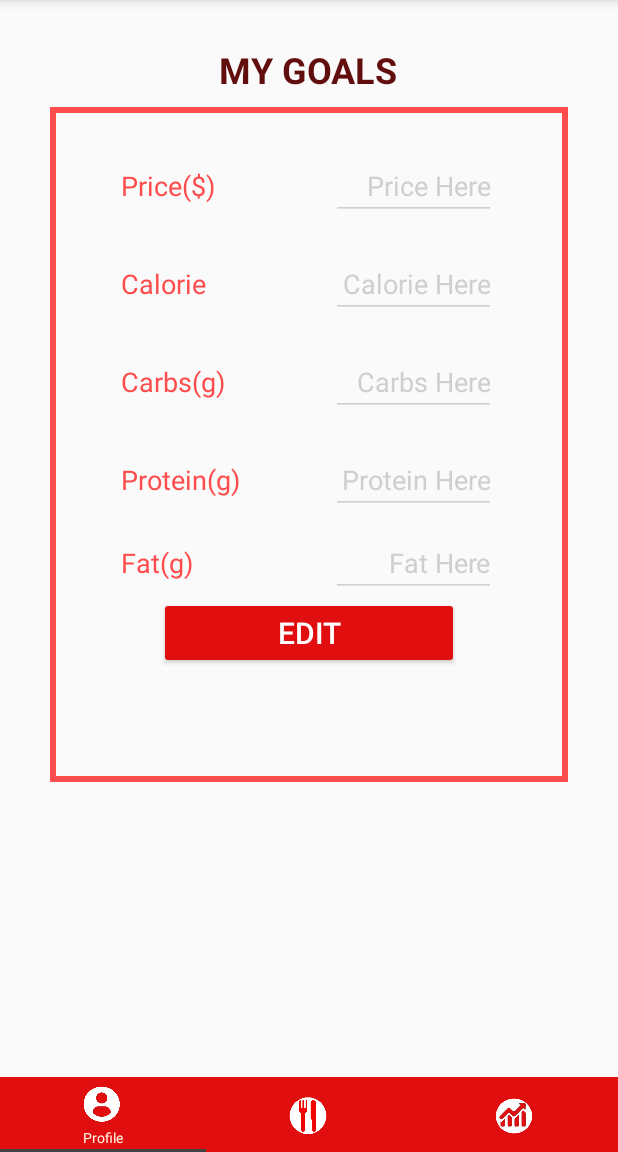
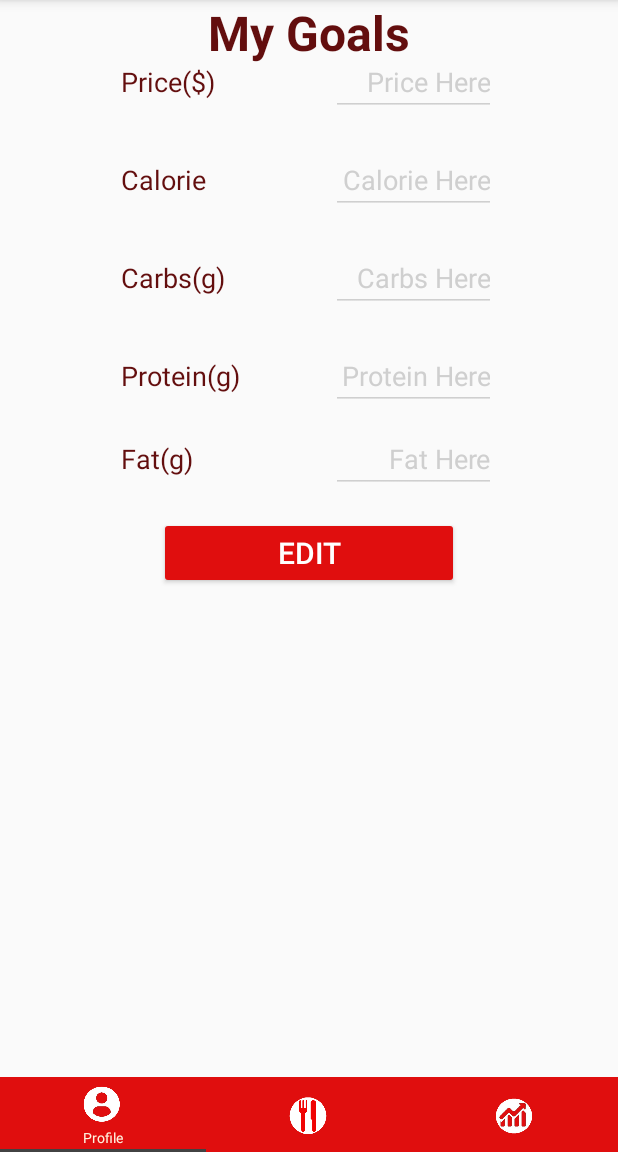
Before and after one commit to YasuChiba/LEET, an Android app: the screen it shows after launch once a user with an empty profile is signed in (MainActivity), in the options menu, after a tap on "Profile", on a phone screen of 412 x 824 dp, the part 84-1236 px from its top. Run offline under Robolectric (Android 15) with nearby library versions, the phone set to English and light mode, and no system bars; our stand-ins replace Firebase (no records; nobody signed in at launch, a user with empty details on screens opened directly); 19 statements that could not run were skipped.

Commit message:
Updated profile page UI, added discard changes buttons, added email functionality

```diff
--- a/app/src/main/java/com/leet/leet/screen/profile/controller/ProfileFragment.java
+++ b/app/src/main/java/com/leet/leet/screen/profile/controller/ProfileFragment.java
@@ -83,6 +83,7 @@ public class ProfileFragment extends Fragment implements ProfileViewInterface.Pr
                 return super.onOptionsItemSelected(item);
         }
     }
+
     private void updateMenuTitles(MenuItem edit) {
         if (inProfile) {
             edit.setTitle(R.string.editProfile);
@@ -119,4 +120,23 @@ public class ProfileFragment extends Fragment implements ProfileViewInterface.Pr
             }
         });
     }
+    @Override
+    public void discardGoalChanges() {
+        mModel.getUserData(new FirebaseDBCallaback<UserProfileEntity>() {
+            @Override
+            public void getData(UserProfileEntity data) {
+                mView.setUserGoalDefaults(data.getGoals());
+            }
+        });
+    }
+
+    @Override
+    public void discardProfileChanges() {
+        mModel.getUserData(new FirebaseDBCallaback<UserProfileEntity>() {
+            @Override
+            public void getData(UserProfileEntity data) {
+                mView.setUserInfoDefaults(data.getInfo());
+            }
+        });
+    }
 }
--- a/app/src/main/java/com/leet/leet/screen/profile/view/ProfileView.java
+++ b/app/src/main/java/com/leet/leet/screen/profile/view/ProfileView.java
@@ -16,12 +16,15 @@ import android.widget.ArrayAdapter;
 import android.widget.EditText;
 
 import android.widget.Button;
+import android.widget.ImageButton;
 import android.widget.Spinner;
+import android.widget.TextView;
 import android.widget.ViewSwitcher;
 
 
 import com.leet.leet.R;
 import com.leet.leet.common.ContextManager;
+import com.leet.leet.utils.authentication.FirebaseAuthManager;
 import com.leet.leet.utils.database.entities.user.UserGoalEntity;
 import com.leet.leet.utils.database.entities.user.UserInfoEntity;
 import com.leet.leet.utils.database.entities.user.UserProfileEntity;
@@ -36,7 +39,7 @@ public class ProfileView implements ProfileViewInterface, View.OnClickListener{
     EditText carbs;
     EditText protein;
     EditText fat;
-    EditText email;
+    TextView email;
     EditText name;
     EditText age;
     Spinner gender;
@@ -51,6 +54,7 @@ public class ProfileView implements ProfileViewInterface, View.OnClickListener{
 
     Button goals_save, acc_save, Recommended, delete;
     ViewSwitcher goals_to_acc_vs;
+    ImageButton cancel_info, cancel_goals;
 
 
 
@@ -72,7 +76,7 @@ public class ProfileView implements ProfileViewInterface, View.OnClickListener{
 
         fat = ((EditText)this.getRootView().findViewById(R.id.Fat));
 
-        email = ((EditText)this.getRootView().findViewById(R.id.Email));
+        email = this.getRootView().findViewById(R.id.Email);
         name = ((EditText)this.getRootView().findViewById(R.id.Name));
         age = ((EditText)this.getRootView().findViewById(R.id.Age));
 
@@ -86,6 +90,11 @@ public class ProfileView implements ProfileViewInterface, View.OnClickListener{
         acc_save.setOnClickListener(this);
         delete = (Button)this.getRootView().findViewById(R.id.Delete);
         delete.setOnClickListener(this);
+        cancel_info = this.getRootView().findViewById(R.id.cancel_info);
+        cancel_goals = this.getRootView().findViewById(R.id.cancel_goals);
+        cancel_info.setOnClickListener(this);
+        cancel_goals.setOnClickListener(this);
+
 
         // Set up profile page viewswitchers
         goals_to_acc_vs = (ViewSwitcher) this.getRootView().findViewById(R.id.goals_to_acc_vs);
@@ -109,7 +118,7 @@ public class ProfileView implements ProfileViewInterface, View.OnClickListener{
     }
 
     public void setUserInfoDefaults(UserInfoEntity acc_info) {
-        email.setText((acc_info.getEmail()));
+        email.setText(FirebaseAuthManager.getEmail());
         name.setText((acc_info.getName()));
         String compareValue = acc_info.getGender();
         ArrayAdapter<CharSequence> adapter = ArrayAdapter.createFromResource(this.getRootView().getContext(), R.array.whatGender, android.R.layout.simple_spinner_item);
@@ -126,12 +135,11 @@ public class ProfileView implements ProfileViewInterface, View.OnClickListener{
 
     private UserInfoEntity createUserInfoEntity(){
         String name = this.name.getText().toString();
-        String email = this.email.getText().toString();
         String gender = this.gender.getSelectedItem().toString();
         int age = 0;
         try {age = Integer.valueOf(this.age.getText().toString()); }
         catch (Exception e) { this.age.setText("0"); }
-        return new UserInfoEntity(name, gender, email, age, null);
+        return new UserInfoEntity(name, gender, age, null);
     }
 
     private UserGoalEntity createUserGoalEntity(){
@@ -150,7 +158,6 @@ public class ProfileView implements ProfileViewInterface, View.OnClickListener{
 
     private void setProfileEdit(boolean b){
         name.setEnabled(b);
-        email.setEnabled(b);
         age.setEnabled(b);
         gender.setEnabled(b);
     }
@@ -200,6 +207,21 @@ public class ProfileView implements ProfileViewInterface, View.OnClickListener{
     public void onClick(View v) {
         Log.i("hello", "onclick");
         switch (v.getId()){
+            case R.id.cancel_goals:
+                mListner.discardGoalChanges();
+                goals_save.setText("Edit");
+                setGoalsEdit(false);
+                goalsEdit = false;
+                Recommended.setVisibility(View.GONE);
+                cancel_goals.setVisibility(View.GONE);
+                break;
+            case R.id.cancel_info:
+                mListner.discardGoalChanges();
+                acc_save.setText("Edit");
+                setProfileEdit(false);
+                accEdit = false;
+                cancel_info.setVisibility(View.GONE);
+                break;
             case R.id.Recommended:
                 mListner.setRecommended();
                 break;
@@ -207,11 +229,13 @@ public class ProfileView implements ProfileViewInterface, View.OnClickListener{
                 mListner.saveInfoEntity(createUserInfoEntity());
                 if(accEdit == false) {
                     acc_save.setText("Save");
+                    cancel_info.setVisibility(View.VISIBLE);
                     setProfileEdit(true);
                     accEdit = true;
                 }
                 else {
                     acc_save.setText("Edit");
+                    cancel_info.setVisibility(View.GONE);
                     mListner.saveInfoEntity(createUserInfoEntity());
                     setProfileEdit(false);
                     accEdit = false;
@@ -221,6 +245,7 @@ public class ProfileView implements ProfileViewInterface, View.OnClickListener{
                 if(goalsEdit == false){
                     goals_save.setText("Save");
                     Recommended.setVisibility(View.VISIBLE);
+                    cancel_goals.setVisibility(View.VISIBLE);
                     setGoalsEdit(true);
                     goalsEdit = true;
                 }
@@ -228,6 +253,7 @@ public class ProfileView implements ProfileViewInterface, View.OnClickListener{
                     goals_save.setText("Edit");
                     mListner.saveGoalEntity(createUserGoalEntity());
                     Recommended.setVisibility(View.GONE);
+                    cancel_goals.setVisibility(View.GONE);
                     setGoalsEdit(false);
                     goalsEdit = false;
                 }
@@ -236,8 +262,6 @@ public class ProfileView implements ProfileViewInterface, View.OnClickListener{
                 Log.d("delete", "===============================");
                 showDeleteDialog();
                 break;
-
-
         }
     }
 }
--- a/app/src/main/java/com/leet/leet/screen/profile/view/ProfileViewInterface.java
+++ b/app/src/main/java/com/leet/leet/screen/profile/view/ProfileViewInterface.java
@@ -21,6 +21,8 @@ public interface ProfileViewInterface extends ViewBaseInterface {
         void saveGoalEntity(UserGoalEntity goal);
         void deleteAcc();
         void setRecommended();
+        void discardGoalChanges();
+        void discardProfileChanges();
     }
     void setListener(ProfileViewListener listener);
 
--- a/app/src/main/java/com/leet/leet/utils/database/FirebaseDBUserDataHelper.java
+++ b/app/src/main/java/com/leet/leet/utils/database/FirebaseDBUserDataHelper.java
@@ -74,8 +74,8 @@ public class FirebaseDBUserDataHelper {
 
     }
     public static void setDefaultProfileEntity(){
-        UserInfoEntity infoEntity = new UserInfoEntity("", "", "", 1, null);
-        UserGoalEntity goalEntity = new UserGoalEntity(1, 1, 1, 1, 1);
+        UserInfoEntity infoEntity = new UserInfoEntity("", "", 0, null);
+        UserGoalEntity goalEntity = new UserGoalEntity(0, 0, 0, 0, 0);
         UserProfileEntity profileEntity = new UserProfileEntity(goalEntity, infoEntity);
         setUserProfile(profileEntity);
     }
--- a/app/src/main/java/com/leet/leet/utils/database/entities/user/UserInfoEntity.java
+++ b/app/src/main/java/com/leet/leet/utils/database/entities/user/UserInfoEntity.java
@@ -9,7 +9,6 @@ import java.util.List;
 public class UserInfoEntity {
     private String name;
     private String gender;
-    private String email;
     private int age;
 
 
@@ -17,25 +16,20 @@ public class UserInfoEntity {
 
     public UserInfoEntity() {}
 
-    public UserInfoEntity(String name, String gender, String email, int age, List<String> allergies)
+    public UserInfoEntity(String name, String gender, int age, List<String> allergies)
     {
         this.name = name;
         this.gender = gender;
-        this.email = email;
         this.age = age;
-
         this.allergies = allergies;
     }
 
     public void setName(String name) { this.name = name; }
     public void setGender(String gender) { this.gender = gender; }
-    public void setEmail(String email) { this.email = email; }
-
     public void setAllergies(List<String> allergies) {this.allergies = allergies; }
 
     public String getName(){ return this.name; }
     public String getGender() {return this.gender; }
-    public String getEmail() { return this.email; }
     public int getAge() { return this.age; }
 
     public List<String> getAllergies() {return this.allergies; }
--- a/app/src/main/res/layout/viewswitcher_test.xml
+++ b/app/src/main/res/layout/viewswitcher_test.xml
@@ -1,5 +1,6 @@
 <?xml version="1.0" encoding="utf-8"?>
 <LinearLayout xmlns:android="http://schemas.android.com/apk/res/android"
+    xmlns:app="http://schemas.android.com/apk/res-auto"
     xmlns:tools="http://schemas.android.com/tools"
     android:orientation="vertical" android:layout_width="match_parent"
     android:layout_height="match_parent"
@@ -45,12 +46,50 @@
                     android:id="@+id/linearLayout1"
                     android:layout_width="345dp"
                     android:layout_height="500dp"
-                    android:layout_alignParentBottom="true"
                     android:layout_below="@+id/relativeLayout2"
                     android:layout_centerHorizontal="true"
-                    android:background="@drawable/profile_border"
+                    android:layout_marginTop="12dp"
                     android:orientation="vertical"
                     android:weightSum="1">
+
+                    <RelativeLayout
+                        android:layout_width="250dp"
+                        android:layout_height="52dp"
+                        android:layout_gravity="center">
+
+                        <TextView
+                            android:id="@+id/Email"
+                            android:layout_width="wrap_content"
+                            android:layout_height="wrap_content"
+                            android:layout_alignParentRight="true"
+                            android:layout_alignParentTop="true"
+                            android:backgroundTint="#cfcfcf"
+                            android:ellipsize="marquee"
+                            android:enabled="false"
+                            android:gravity="right"
+                            android:hint="Email Here"
+                            android:inputType="textEmailAddress"
+                            android:textColor="#333333"
+                            android:textColorHint="#cfcfcf"
+                            android:textSize="18dp">>
+
+                            <requestFocus />
+                        </TextView>
+
+                        <TextView
+                            android:id="@+id/email"
+                            android:layout_width="wrap_content"
+                            android:layout_height="wrap_content"
+                            android:layout_alignBaseline="@+id/Email"
+                            android:layout_alignBottom="@+id/Email"
+                            android:layout_alignParentLeft="true"
+                            android:layout_alignParentStart="true"
+                            android:text="@string/Email"
+                            android:textColor="@color/colorBold"
+                            android:textSize="18dp" />
+
+
+                    </RelativeLayout>
 
                     <RelativeLayout
                         android:layout_width="250dp"
@@ -85,50 +124,12 @@
                             android:layout_alignParentLeft="true"
                             android:layout_alignParentStart="true"
                             android:text="@string/Name"
-                            android:textColor="#FE4B4B"
+                            android:textColor="@color/colorBold"
                             android:textSize="18dp" />
 
 
                     </RelativeLayout>
 
-                    <RelativeLayout
-                        android:layout_width="250dp"
-                        android:layout_height="70dp"
-                        android:layout_gravity="center">
-
-                        <EditText
-                            android:id="@+id/Email"
-                            android:layout_width="110dp"
-                            android:layout_height="wrap_content"
-                            android:layout_alignParentRight="true"
-                            android:layout_alignParentTop="true"
-                            android:backgroundTint="#cfcfcf"
-                            android:ems="10"
-                            android:gravity="right"
-                            android:hint="Email Here"
-                            android:inputType="textEmailAddress"
-                            android:maxLength="12"
-                            android:textColor="#333333"
-                            android:textColorHint="#cfcfcf"
-                            android:textSize="18dp">>
-
-                            <requestFocus />
-                        </EditText>
-
-                        <TextView
-                            android:id="@+id/email"
-                            android:layout_width="wrap_content"
-                            android:layout_height="wrap_content"
-                            android:layout_alignBaseline="@+id/Email"
-                            android:layout_alignBottom="@+id/Email"
-                            android:layout_alignParentLeft="true"
-                            android:layout_alignParentStart="true"
-                            android:text="@string/Email"
-                            android:textColor="#FE4B4B"
-                            android:textSize="18dp" />
-
-
-                    </RelativeLayout>
 
                     <RelativeLayout
                         android:layout_width="250dp"
@@ -163,7 +164,7 @@
                             android:layout_alignParentLeft="true"
                             android:layout_alignParentStart="true"
                             android:text="@string/Age"
-                            android:textColor="#FE4B4B"
+                            android:textColor="@color/colorBold"
                             android:textSize="18dp" />
 
 
@@ -187,7 +188,7 @@
                             android:backgroundTint="@android:color/holo_orange_dark"
                             android:gravity="left"
                             android:text="@string/Gender"
-                            android:textColor="#FE4B4B"
+                            android:textColor="@color/colorBold"
                             android:textSize="18dp" />
 
                         <Spinner
@@ -205,31 +206,48 @@
 
                     </RelativeLayout>
 
+                    <RelativeLayout
+                        android:layout_width="322dp"
+                        android:layout_height="155dp">
+
                         <Button
                             android:id="@+id/acc_save"
                             android:layout_width="200dp"
                             android:layout_height="wrap_content"
-                        android:layout_alignTop="@+id/fat"
+                            android:layout_alignParentTop="true"
                             android:layout_alignWithParentIfMissing="false"
+                            android:layout_centerHorizontal="true"
                             android:layout_gravity="center_horizontal"
-                        android:layout_marginTop="20dp"
+                            android:layout_marginTop="10dp"
                             android:backgroundTint="#e00e0e"
                             android:text="@string/Edit"
                             android:textColor="#ffffff"
                             android:textSize="20dp" />
 
+                        <ImageButton
+                            android:id="@+id/cancel_info"
+                            android:layout_width="46dp"
+                            android:layout_height="49dp"
+                            android:layout_alignBottom="@+id/acc_save"
+                            android:layout_alignParentEnd="true"
+                            android:visibility="gone"
+                            app:srcCompat="@mipmap/ic_launcher" />
+
                         <Button
                             android:id="@+id/Delete"
                             android:layout_width="200dp"
                             android:layout_height="wrap_content"
-                        android:layout_alignTop="@+id/fat"
+                            android:layout_alignStart="@+id/acc_save"
                             android:layout_alignWithParentIfMissing="false"
+                            android:layout_below="@+id/acc_save"
                             android:layout_gravity="center_horizontal"
-                        android:layout_marginTop="70dp"
+                            android:layout_marginTop="21dp"
                             android:backgroundTint="#e00e0e"
                             android:text="Delete Account"
                             android:textColor="#ffffff"
                             android:textSize="20dp" />
+                    </RelativeLayout>
+
                 </LinearLayout>
 
             </RelativeLayout>
@@ -250,20 +268,19 @@
                     android:layout_width="300dp"
                     android:layout_height="50dp"
                     android:layout_alignParentTop="true"
-                    android:layout_centerHorizontal="true"
-                    android:layout_marginTop="21dp">
+                    android:layout_centerHorizontal="true">
 
 
                     <TextView
                         android:id="@+id/textView3"
                         android:layout_width="wrap_content"
-                        android:layout_height="wrap_content"
+                        android:layout_height="match_parent"
                         android:layout_centerHorizontal="true"
                         android:layout_centerVertical="true"
                         android:layout_gravity="center"
-                        android:text="MY GOALS"
+                        android:text="My Goals"
                         android:textColor="#630E0E"
-                        android:textSize="24dp"
+                        android:textSize="32dp"
                         android:textStyle="bold"
                         tools:typeface="sans" />
                 </RelativeLayout>
@@ -272,16 +289,10 @@
                     android:id="@+id/linearLayout"
                     android:layout_width="345dp"
                     android:layout_height="450dp"
-                    android:layout_below="@+id/relativeLayout"
+                    android:layout_alignParentBottom="true"
                     android:layout_centerHorizontal="true"
-                    android:background="@drawable/profile_border"
+                    android:layout_marginBottom="12dp"
                     android:orientation="vertical">
-
-                    <RelativeLayout
-                        android:layout_width="match_parent"
-                        android:layout_height="wrap_content">
-
-                    </RelativeLayout>
 
                     <RelativeLayout
                         android:layout_width="250dp"
@@ -317,7 +328,7 @@
                             android:layout_alignParentLeft="true"
                             android:layout_alignParentStart="true"
                             android:text="@string/Price"
-                            android:textColor="#FE4B4B"
+                            android:textColor="@color/colorBold"
                             android:textSize="18dp" />
 
 
@@ -357,7 +368,7 @@
                             android:layout_alignParentLeft="true"
                             android:layout_alignParentStart="true"
                             android:text="@string/Calorie"
-                            android:textColor="#FE4B4B"
+                            android:textColor="@color/colorBold"
                             android:textSize="18dp" />
 
 
@@ -397,7 +408,7 @@
                             android:layout_alignParentLeft="true"
                             android:layout_alignParentStart="true"
                             android:text="@string/Carbs"
-                            android:textColor="#FE4B4B"
+                            android:textColor="@color/colorBold"
                             android:textSize="18dp" />
 
 
@@ -437,7 +448,7 @@
                             android:layout_alignParentLeft="true"
                             android:layout_alignParentStart="true"
                             android:text="@string/Protein"
-                            android:textColor="#FE4B4B"
+                            android:textColor="@color/colorBold"
                             android:textSize="18dp" />
 
 
@@ -477,36 +488,56 @@
                             android:layout_alignParentLeft="true"
                             android:layout_alignParentStart="true"
                             android:text="@string/Fat"
-                            android:textColor="#FE4B4B"
+                            android:textColor="@color/colorBold"
                             android:textSize="18dp" />
 
 
                     </RelativeLayout>
 
+                    <RelativeLayout
+                        android:layout_width="match_parent"
+                        android:layout_height="match_parent">
+
+                        <Button
+                            android:id="@+id/Recommended"
+                            android:layout_width="200dp"
+                            android:layout_height="wrap_content"
+                            android:layout_alignStart="@+id/goals_save"
+                            android:layout_alignWithParentIfMissing="false"
+                            android:layout_below="@+id/goals_save"
+                            android:layout_gravity="center_horizontal"
+                            android:layout_marginTop="10dp"
+                            android:backgroundTint="#e00e0e"
+                            android:text="Use Recommended"
+                            android:textColor="#ffffff"
+                            android:textSize="16dp"
+                            android:visibility="gone" />
+
                         <Button
                             android:id="@+id/goals_save"
                             android:layout_width="200dp"
                             android:layout_height="wrap_content"
-                        android:layout_alignTop="@+id/fat"
+                            android:layout_alignParentTop="true"
                             android:layout_alignWithParentIfMissing="false"
+                            android:layout_centerHorizontal="true"
                             android:layout_gravity="center_horizontal"
+                            android:layout_marginTop="16dp"
                             android:backgroundTint="#e00e0e"
                             android:text="@string/Edit"
                             android:textColor="#ffffff"
                             android:textSize="20dp" />
 
-                    <Button
-                        android:id="@+id/Recommended"
-                        android:layout_width="200dp"
-                        android:layout_height="wrap_content"
-                        android:layout_alignTop="@+id/fat"
-                        android:layout_alignWithParentIfMissing="false"
-                        android:layout_gravity="center_horizontal"
-                        android:backgroundTint="#e00e0e"
-                        android:text="Use Recommended"
-                        android:textColor="#ffffff"
-                        android:textSize="20dp"
-                        android:visibility="gone" />
+                        <ImageButton
+                            android:id="@+id/cancel_goals"
+                            android:layout_width="46dp"
+                            android:layout_height="49dp"
+                            android:layout_alignBottom="@+id/goals_save"
+                            android:layout_alignParentEnd="true"
+                            android:layout_marginEnd="6dp"
+                            android:visibility="gone"
+                            app:srcCompat="@mipmap/ic_launcher" />
+                    </RelativeLayout>
+
                 </LinearLayout>
 
             </RelativeLayout>
--- a/app/src/main/res/values/colors.xml
+++ b/app/src/main/res/values/colors.xml
@@ -6,6 +6,6 @@
     <color name="colorPrimary">#c4c6d2</color>
     <color name="colorPrimaryDark">#c60821</color>
     <color name="colorAccent">#ff4081</color>
-
+    <color name="colorBold">#630E0E</color>
     <color name="bgColor">#e00e0e</color>
 </resources>
--- a/app/src/main/res/values/strings.xml
+++ b/app/src/main/res/values/strings.xml
@@ -31,7 +31,7 @@
     <string name="Edit">Edit</string>
     <string name="editProfile">Profile</string>
     <string name="editGoals">Goals</string>
-    <string name="logout">logout</string>
+    <string name="logout">Logout</string>
     <string name="Age">Age</string>
     <string name="Gender">Gender</string>
 
```
Also changed, not shown: app/src/main/ic_launcher-web.png, app/src/main/res/mipmap-hdpi/ic_launcher.png, app/src/main/res/mipmap-mdpi/ic_launcher.png, app/src/main/res/mipmap-xhdpi/ic_launcher.png, app/src/main/res/mipmap-xxhdpi/ic_launcher.png, app/src/main/res/mipmap-xxxhdpi/ic_launcher.png. Lines whose indentation alone changed are shown as unchanged.
